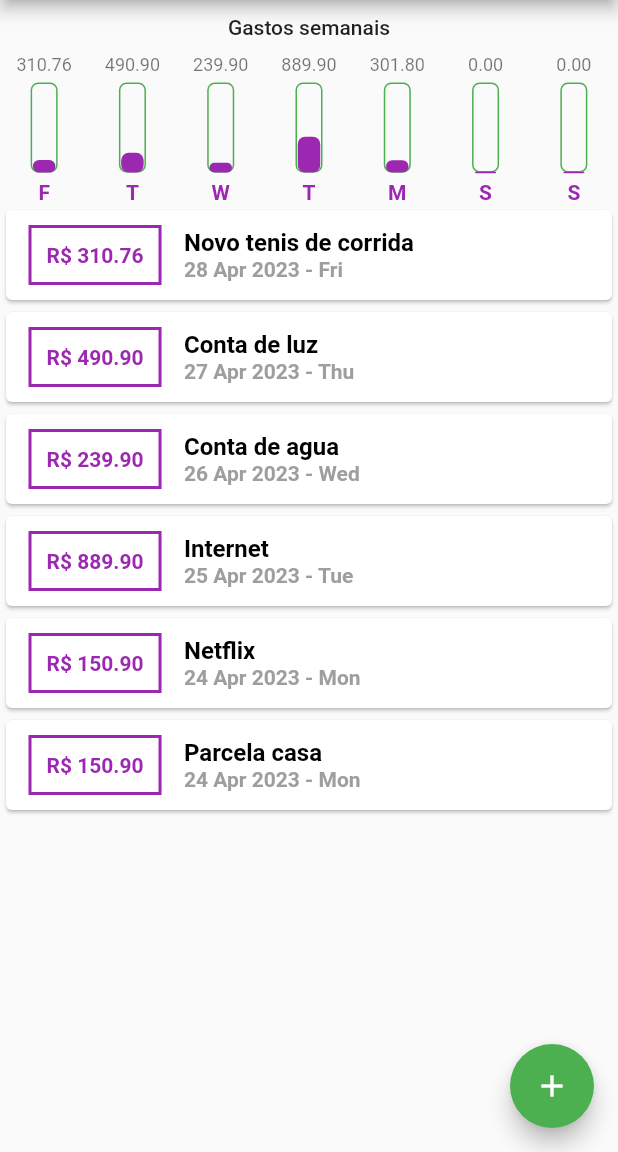
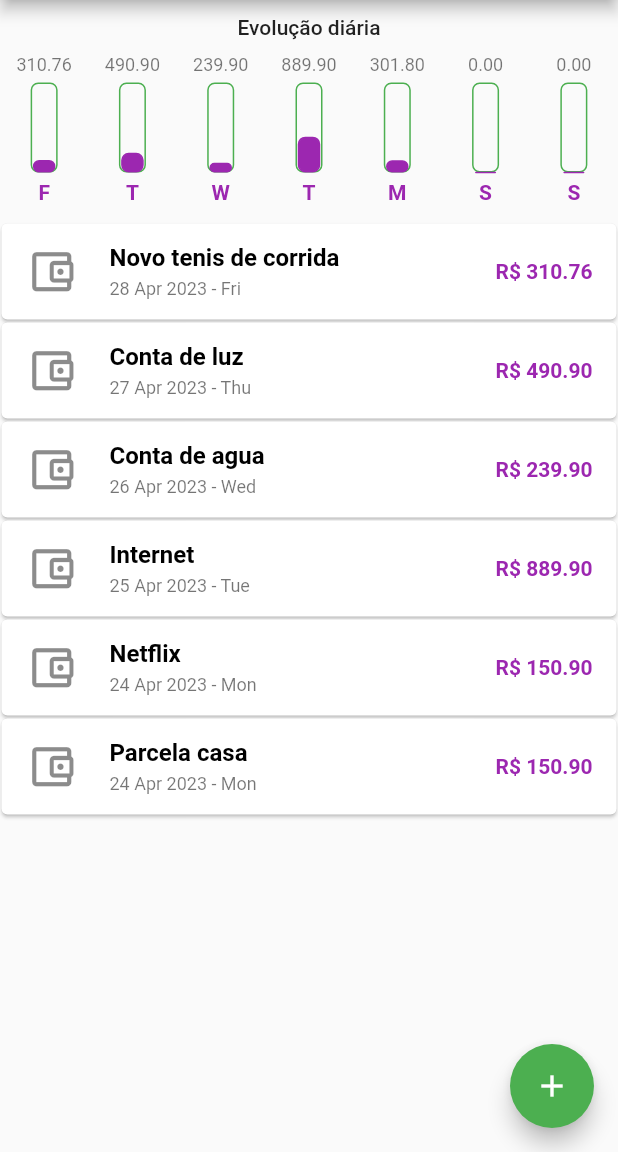
Before and after one commit to trentinrossi/flutter-expenses, a Flutter app: the screen it shows after launch, on a phone screen of 412 x 824 dp, the part 84-1236 px from its top. Run offline on Flutter 3.47's test engine with Material 2 defaults, Android fonts, the phone set to English and light mode, and no system bars; Roboto replaces fonts that are missing (Open Sans).

Commit message:
Refactoring and styling Chart and List

```diff
--- a/lib/components/transaction_graph.dart
+++ b/lib/components/transaction_graph.dart
@@ -46,7 +46,7 @@ class TransactionGraph extends StatelessWidget {
       children: [
         const SizedBox(height: 10),
         Text(
-          'Gastos semanais',
+          'Evolução diária',
           style: Theme.of(context).textTheme.bodyLarge,
         ),
         const SizedBox(height: 10),
--- a/lib/components/transaction_list.dart
+++ b/lib/components/transaction_list.dart
@@ -17,34 +17,22 @@ class TransactionList extends StatelessWidget {
         itemBuilder: (context, index) {
           final transaction = transactions[index];
           return Card(
-            child: Row(
-              children: [
-                Container(
-                    margin: const EdgeInsets.symmetric(
-                        horizontal: 15, vertical: 10),
-                    decoration: BoxDecoration(
-                        border: Border.all(
-                            color: Theme.of(context).colorScheme.primary,
-                            width: 2)),
-                    padding: const EdgeInsets.all(10),
-                    child: Text(
-                      'R\$ ${transaction.value.toStringAsFixed(2)}',
-                      style: Theme.of(context).textTheme.bodyMedium,
-                    )),
-                Column(
-                  crossAxisAlignment: CrossAxisAlignment.start,
-                  children: [
-                    Text(
-                      transaction.title,
-                      style: Theme.of(context).textTheme.titleMedium,
-                    ),
-                    Text(DateFormat('d MMM y - E').format(transaction.date),
-                        style: const TextStyle(color: Colors.grey))
-                  ],
-                ),
-              ],
-            ),
-          );
+              margin: const EdgeInsets.all(1),
+              child: ListTile(
+                  dense: true,
+                  leading: const Icon(
+                    Icons.account_balance_wallet_outlined,
+                    size: 35,
+                  ),
+                  title: Text(transaction.title,
+                      style: Theme.of(context).textTheme.titleMedium),
+                  subtitle: Text(
+                      DateFormat('d MMM y - E').format(transaction.date),
+                      style: Theme.of(context).textTheme.bodySmall),
+                  trailing: Text(
+                    'R\$ ${transaction.value.toStringAsFixed(2)}',
+                    style: Theme.of(context).textTheme.bodyMedium,
+                  )));
         },
       ),
     );
--- a/lib/main.dart
+++ b/lib/main.dart
@@ -161,6 +161,7 @@ class _MyHomePageState extends State<MyHomePage> {
                 crossAxisAlignment: CrossAxisAlignment.stretch,
                 children: [
                   TransactionGraph(transactions: _recentTransactions),
+                  SizedBox(height: 12),
                   TransactionList(transactions: _transactions)
                   // TransactionUser()
                 ],
```
